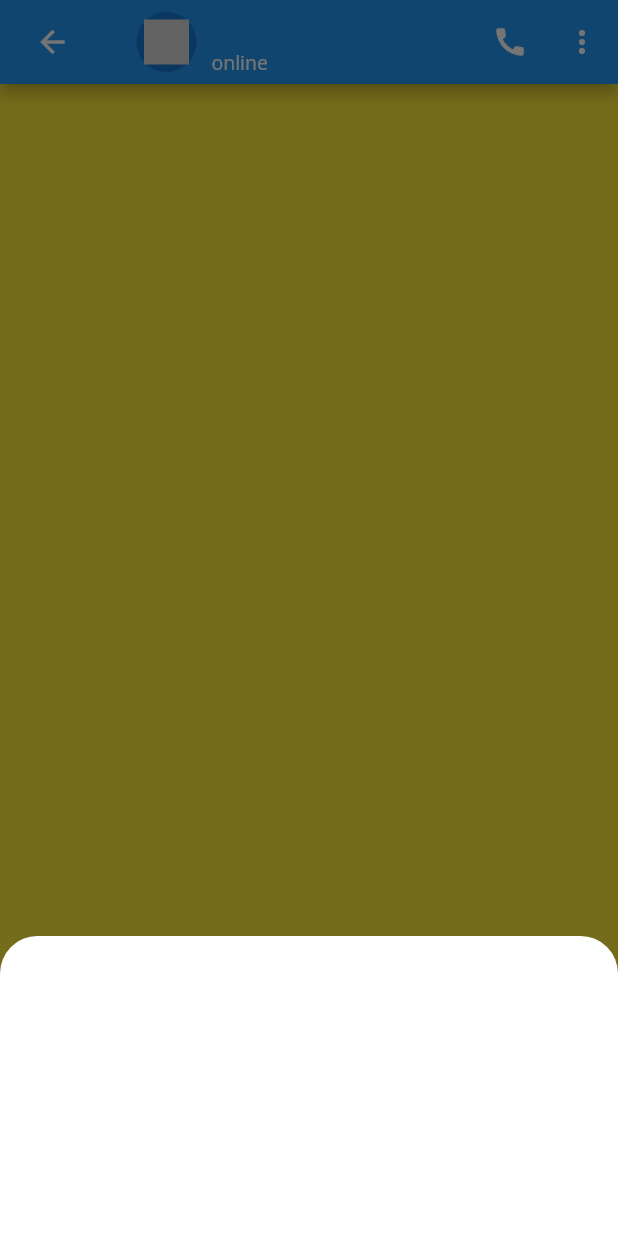
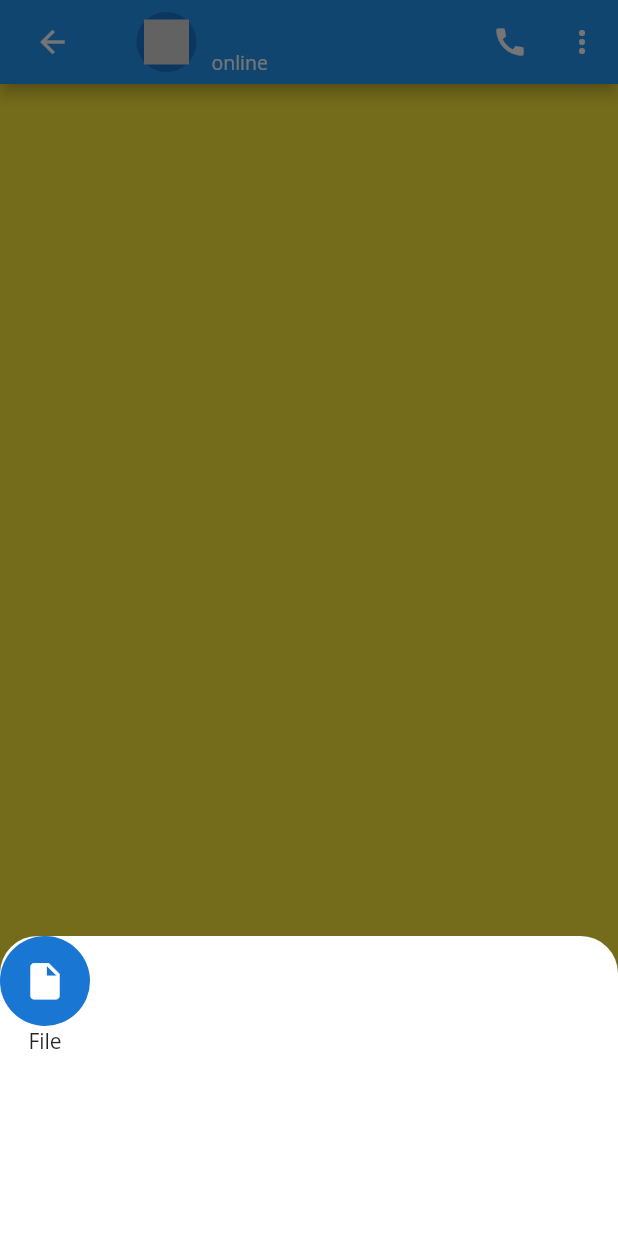
Before and after one commit to EhMaNa/chat_application, a Flutter app: the ChatPage screen opened directly with empty values, item 2 of the bottom bar chosen, on a phone screen of 412 x 824 dp. Run offline on Flutter 3.47's test engine with Material 2 defaults, Android fonts, the phone set to English and light mode, and no system bars; our stand-ins replace flutter_svg.

```diff
--- a/lib/screens/chatPage.dart
+++ b/lib/screens/chatPage.dart
@@ -59,11 +59,28 @@ class _ChatPageState extends State<ChatPage> {
       child: Column(
         children: [
           Row(
-            children: [],
+            children: [
+              attachFileIcons()
+            ],
           )
         ],
       ),
       );
+  }
+
+  Widget attachFileIcons () {
+    return Column(
+      children: [
+        CircleAvatar(
+          radius: 30,
+          child: IconButton(
+            onPressed: (){},
+              icon: Icon(Icons.insert_drive_file,
+          size: 29,),)
+        ),
+        Text('File'),
+      ],
+    );
   }
 
   @override
```
